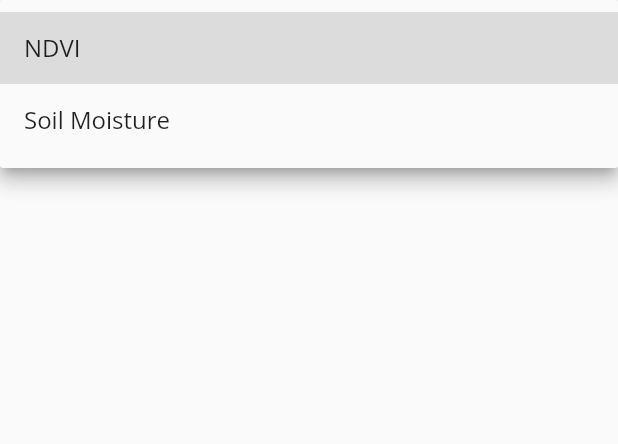
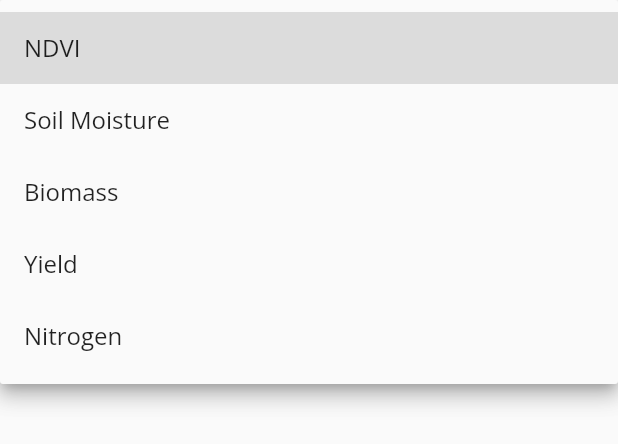
Before and after one commit to GDSC-Delft-Dev/apa, a Flutter app: the MapsDropdown widget shown alone on an empty page, opened directly, after a tap on "NDVI", on a phone screen of 412 x 824 dp. Shown: the top 444 px of the screen. Run offline on Flutter 3.47's test engine with Material 2 defaults, Android fonts, the phone set to English and light mode, and no system bars; our stand-ins replace cached_network_image, cloud_firestore, cloud_functions, firebase_auth, firebase_core, firebase_storage and 6 more; missing offline and left inert: f_logs, geojson_vi, poly_collisions; accounts and stored records are empty; generated files the repository leaves out were written again; network calls fail.

Commit message:
add more insight map options

```diff
--- a/src/frontend/lib/providers/insight_choices_provider.dart
+++ b/src/frontend/lib/providers/insight_choices_provider.dart
@@ -4,7 +4,10 @@ import '../models/insight_model.dart';
 
 enum InsightMapType {
   ndvi,
-  soil_moisture
+  soil_moisture,
+  biomass,
+  yield,
+  nitrogen
 }
 
 /// A provider that stores the user's choices for insights
--- a/src/frontend/lib/views/insights/widgets/maps_dropdown.dart
+++ b/src/frontend/lib/views/insights/widgets/maps_dropdown.dart
@@ -27,14 +27,22 @@ class _MapsDropdownState extends State<MapsDropdown> {
                 ),
                 filled: true,
                 fillColor: Colors.white,
-                hintText: currMap == InsightMapType.ndvi ? 'NDVI' : 'Soil Moisture',
+                hintText: currMap == InsightMapType.ndvi ? 'NDVI'
+                                        : currMap == InsightMapType.soil_moisture ? 'Soil Moisture'
+                                        : currMap == InsightMapType.biomass ? 'Biomass'
+                                        : currMap == InsightMapType.yield ? 'Yield'
+                                        : 'Nitrogen',
               ),
               value: currMap,
               icon: const Icon(Icons.arrow_downward),
               items: InsightMapType.values.map((InsightMapType type) {
                 return DropdownMenuItem<InsightMapType>(
                   value: type,
-                  child: Text(type == InsightMapType.ndvi ? 'NDVI' : 'Soil Moisture'),
+                  child: Text(type == InsightMapType.ndvi ? 'NDVI'
+                                        : type == InsightMapType.soil_moisture ? 'Soil Moisture'
+                                        : type == InsightMapType.biomass ? 'Biomass'
+                                        : type == InsightMapType.yield ? 'Yield'
+                                        : 'Nitrogen'),
                 );
               }).toList(),
               onChanged: (InsightMapType? value) {
```
